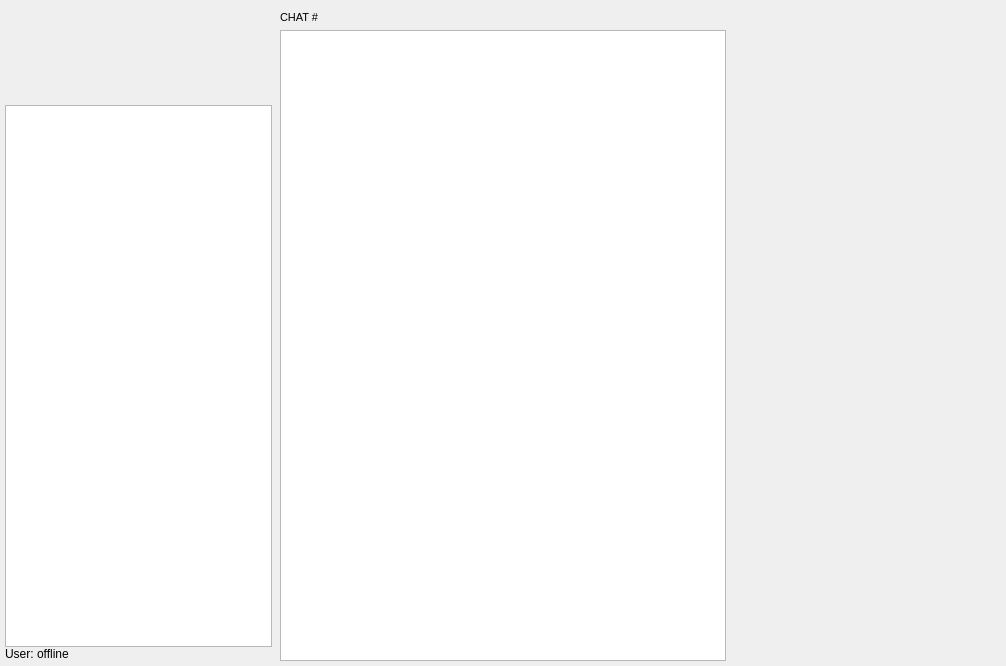
BlockSettle/terminal, file BlockSettleUILib/ChatUI/ChatWidget.ui: the form before one commit.
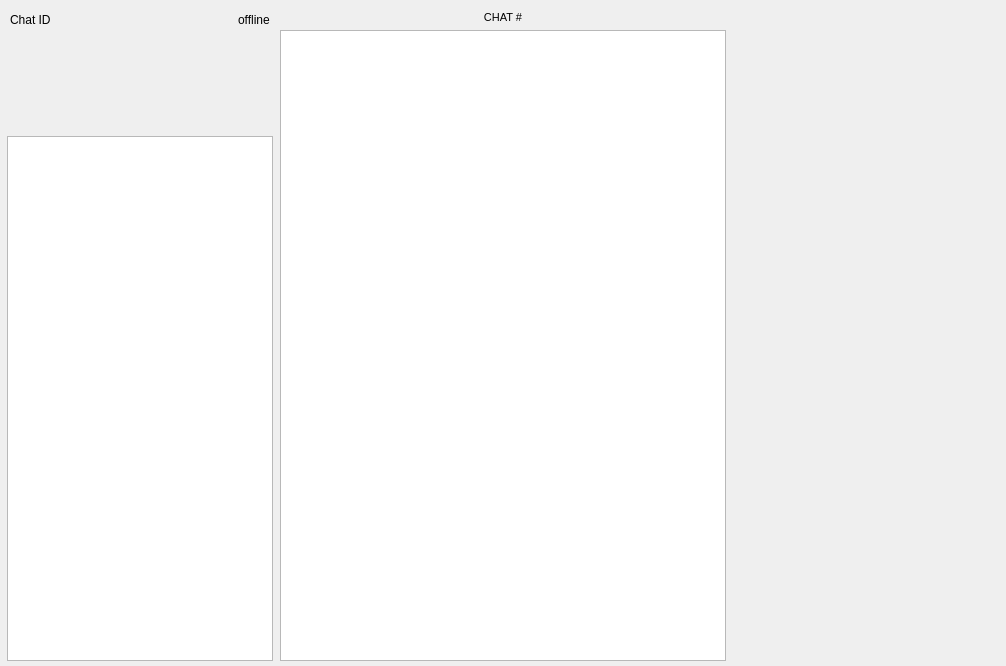
The form after the commit. Custom widgets are drawn as their Qt base class.

What changed in the file:
```diff
--- a/BlockSettleUILib/ChatUI/ChatWidget.ui
+++ b/BlockSettleUILib/ChatUI/ChatWidget.ui
@@ -82,21 +82,107 @@
         <property name="headerPanel" stdset="0">
          <bool>false</bool>
         </property>
+        <layout class="QVBoxLayout" name="verticalLayout_5">
+         <property name="spacing">
+          <number>1</number>
+         </property>
+         <property name="leftMargin">
+          <number>0</number>
+         </property>
+         <property name="topMargin">
+          <number>0</number>
+         </property>
+         <property name="rightMargin">
+          <number>0</number>
+         </property>
+         <property name="bottomMargin">
+          <number>0</number>
+         </property>
+         <item>
+          <widget class="QWidget" name="ChatIDWidget" native="true">
+           <property name="headerPanel" stdset="0">
+            <bool>true</bool>
+           </property>
+           <layout class="QHBoxLayout" name="horizontalLayout_4">
+            <property name="spacing">
+             <number>5</number>
+            </property>
+            <property name="leftMargin">
+             <number>5</number>
+            </property>
+            <property name="topMargin">
+             <number>5</number>
+            </property>
+            <property name="rightMargin">
+             <number>5</number>
+            </property>
+            <property name="bottomMargin">
+             <number>5</number>
+            </property>
+            <item>
+             <widget class="QLabel" name="label_5">
+              <property name="sizePolicy">
+               <sizepolicy hsizetype="Preferred" vsizetype="Preferred">
+                <horstretch>0</horstretch>
+                <verstretch>0</verstretch>
+               </sizepolicy>
+              </property>
+              <property name="text">
+               <string>Chat ID</string>
+              </property>
+              <property name="headerLabel" stdset="0">
+               <bool>false</bool>
+              </property>
+             </widget>
+            </item>
+            <item>
+             <spacer name="horizontalSpacer_2">
+              <property name="orientation">
+               <enum>Qt::Horizontal</enum>
+              </property>
+              <property name="sizeHint" stdset="0">
+               <size>
+                <width>100</width>
+                <height>20</height>
+               </size>
+              </property>
+             </spacer>
+            </item>
+            <item>
+             <widget class="QLabel" name="labelUserName">
+              <property name="sizePolicy">
+               <sizepolicy hsizetype="Preferred" vsizetype="Preferred">
+                <horstretch>0</horstretch>
+                <verstretch>0</verstretch>
+               </sizepolicy>
+              </property>
+              <property name="text">
+               <string>offline</string>
+              </property>
+              <property name="textInteractionFlags">
+               <set>Qt::NoTextInteraction</set>
+              </property>
+              <property name="headerLabel" stdset="0">
+               <bool>true</bool>
+              </property>
+              <property name="headerLabelActivated" stdset="0">
+               <bool>false</bool>
+              </property>
+             </widget>
+            </item>
+           </layout>
+          </widget>
+         </item>
+         <item>
         <layout class="QVBoxLayout" name="verticalLayout">
          <property name="spacing">
           <number>0</number>
          </property>
          <property name="leftMargin">
-          <number>0</number>
-         </property>
-         <property name="topMargin">
-          <number>0</number>
+            <number>2</number>
          </property>
          <property name="rightMargin">
-          <number>3</number>
-         </property>
-         <property name="bottomMargin">
-          <number>0</number>
+            <number>2</number>
          </property>
          <item>
           <widget class="SearchWidget" name="searchWidget" native="true">
@@ -148,34 +234,6 @@
            </property>
           </widget>
          </item>
-         <item>
-          <layout class="QHBoxLayout" name="horizontalLayout_4">
-           <item>
-            <widget class="QLabel" name="label_5">
-             <property name="sizePolicy">
-              <sizepolicy hsizetype="Minimum" vsizetype="Preferred">
-               <horstretch>0</horstretch>
-               <verstretch>0</verstretch>
-              </sizepolicy>
-             </property>
-             <property name="text">
-              <string>User: </string>
-             </property>
-            </widget>
-           </item>
-           <item>
-            <widget class="QLabel" name="labelUserName">
-             <property name="sizePolicy">
-              <sizepolicy hsizetype="Expanding" vsizetype="Preferred">
-               <horstretch>0</horstretch>
-               <verstretch>0</verstretch>
-              </sizepolicy>
-             </property>
-             <property name="text">
-              <string>offline</string>
-             </property>
-            </widget>
-           </item>
           </layout>
          </item>
         </layout>
@@ -236,7 +294,7 @@
               <string>CHAT #</string>
              </property>
              <property name="alignment">
-              <set>Qt::AlignLeading|Qt::AlignLeft|Qt::AlignVCenter</set>
+              <set>Qt::AlignCenter</set>
              </property>
              <property name="headerLabel" stdset="0">
               <bool>false</bool>
```
Left out of the diff: 2 changed lines with no effect on the pictures. Lines whose indentation alone changed are shown as unchanged.
